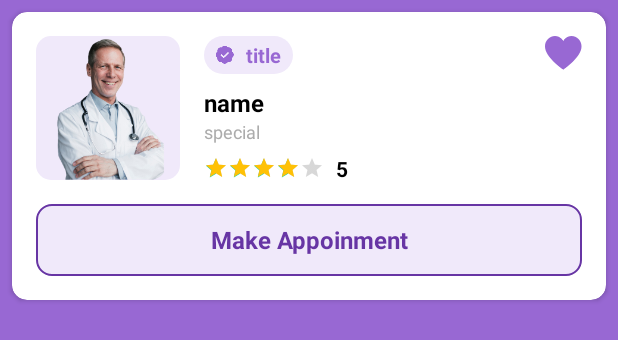
After one commit to ishiniamanda/DocSchedule-App, an Android app built with Jetpack Compose: the layout viewholder_top_doctor2.xml on its own in the app's theme, with its tools: preview values and no code run, on a phone screen of 412 x 824 dp. The commit adds this screen. Shown: the top 340 px of the screen. Run offline under Robolectric (Android 15) with nearby library versions, the phone set to English and light mode, and no system bars.

Commit message:
Add doctor list frontend UI

```diff
--- a/app/src/main/AndroidManifest.xml
+++ b/app/src/main/AndroidManifest.xml
@@ -11,6 +11,9 @@
         android:roundIcon="@mipmap/ic_launcher_round"
         android:supportsRtl="true"
         android:theme="@style/Theme.DocSchedule">
+        <activity
+            android:name=".Activity.TopDoctorsActivity"
+            android:exported="false" />
         <activity
             android:name=".Activity.DetailActivity"
             android:exported="false" />
--- /dev/null
+++ b/app/src/main/res/drawable/light_purple_bg_full_corner.xml
@@ -0,0 +1,9 @@
+<?xml version="1.0" encoding="utf-8"?>
+<selector xmlns:android="http://schemas.android.com/apk/res/android">
+    <item>
+        <shape android:shape="rectangle">
+            <corners android:radius="100dp"/>
+            <solid android:color="@color/lightPurple"/>
+        </shape>
+    </item>
+</selector>
--- /dev/null
+++ b/app/src/main/res/drawable/purple_button_stroke.xml
@@ -0,0 +1,10 @@
+<?xml version="1.0" encoding="utf-8"?>
+<selector xmlns:android="http://schemas.android.com/apk/res/android">
+<item>
+    <shape android:shape="rectangle">
+        <solid android:color="@color/lightPurple"/>
+        <corners android:radius="10dp"/>
+        <stroke android:width="1dp" android:color="@color/darkPurple"/>
+    </shape>
+</item>
+</selector>
--- a/app/src/main/res/layout/activity_detail.xml
+++ b/app/src/main/res/layout/activity_detail.xml
@@ -315,6 +315,7 @@ android:layout_marginStart="16dp"
                             </LinearLayout>
 
                             <LinearLayout
+                                android:id="@+id/callBtn"
                                 android:layout_width="0dp"
                                 android:layout_height="wrap_content"
                                 android:layout_weight="0.2"
@@ -331,7 +332,6 @@ android:layout_marginStart="16dp"
 
                                 <TextView
 
-                                    android:id="@+id/callBtn"
                                     android:layout_width="match_parent"
                                     android:layout_height="wrap_content"
                                     android:layout_marginTop="8dp"
--- /dev/null
+++ b/app/src/main/res/layout/viewholder_top_doctor2.xml
@@ -0,0 +1,113 @@
+<?xml version="1.0" encoding="utf-8"?>
+<androidx.cardview.widget.CardView xmlns:android="http://schemas.android.com/apk/res/android"
+    xmlns:app="http://schemas.android.com/apk/res-auto"
+    android:layout_width="match_parent"
+    android:layout_height="wrap_content"
+    android:layout_margin="8dp"
+    android:background="#FFFFFF"
+    app:cardCornerRadius="10dp">
+
+    <androidx.constraintlayout.widget.ConstraintLayout
+        android:layout_width="match_parent"
+        android:layout_height="wrap_content"
+        android:layout_margin="16dp">
+
+        <ImageView
+            android:id="@+id/img"
+            android:layout_width="96dp"
+            android:layout_height="96dp"
+            android:background="@drawable/light_purple_bg"
+            app:layout_constraintStart_toStartOf="parent"
+            app:layout_constraintTop_toTopOf="parent"
+            app:srcCompat="@drawable/doctor" />
+
+        <TextView
+            android:id="@+id/degreeTxt"
+            android:layout_width="wrap_content"
+            android:layout_height="25dp"
+            android:layout_marginStart="16dp"
+            android:background="@drawable/light_purple_bg_full_corner"
+            android:drawableStart="@drawable/tick"
+            android:drawablePadding="8dp"
+            android:gravity="center"
+            android:paddingStart="8dp"
+            android:paddingEnd="8dp"
+            android:text="title"
+            android:textColor="@color/purple"
+            android:textSize="13sp"
+            android:textStyle="bold"
+            app:layout_constraintStart_toEndOf="@+id/img"
+            app:layout_constraintTop_toTopOf="parent" />
+
+        <TextView
+            android:id="@+id/nameTxt"
+            android:layout_width="0dp"
+            android:layout_height="wrap_content"
+            android:layout_marginTop="8dp"
+            android:text="name"
+            android:textColor="@color/black"
+            android:textSize="16sp"
+            android:textStyle="bold"
+            app:layout_constraintEnd_toEndOf="parent"
+            app:layout_constraintStart_toStartOf="@+id/degreeTxt"
+            app:layout_constraintTop_toBottomOf="@+id/degreeTxt" />
+
+        <TextView
+            android:id="@+id/specialTxt"
+            android:layout_width="0dp"
+            android:layout_height="wrap_content"
+            android:text="special"
+            android:textColor="@color/gray"
+            android:textSize="12sp"
+            app:layout_constraintEnd_toEndOf="parent"
+            app:layout_constraintStart_toStartOf="@+id/nameTxt"
+            app:layout_constraintTop_toBottomOf="@+id/nameTxt" />
+
+        <RatingBar
+            android:id="@+id/ratingBar2"
+            style="?attr/ratingBarStyleSmall"
+            android:layout_width="wrap_content"
+            android:layout_height="wrap_content"
+            android:numStars="5"
+            android:progress="5"
+            android:progressTint="#ffc106"
+            android:rating="4"
+            app:layout_constraintBottom_toBottomOf="@+id/img"
+            app:layout_constraintStart_toStartOf="@+id/specialTxt" />
+
+        <TextView
+            android:id="@+id/scoreTxt"
+            android:layout_width="wrap_content"
+            android:layout_height="wrap_content"
+            android:layout_marginStart="8dp"
+            android:text="5"
+            android:textColor="@color/black"
+            android:textStyle="bold"
+            app:layout_constraintBottom_toBottomOf="@+id/ratingBar2"
+            app:layout_constraintStart_toEndOf="@+id/ratingBar2"
+            app:layout_constraintTop_toTopOf="@+id/ratingBar2" />
+
+        <androidx.appcompat.widget.AppCompatButton
+            android:id="@+id/makeBtn"
+            style="@android:style/Widget.Button"
+            android:layout_width="0dp"
+            android:layout_height="wrap_content"
+            android:layout_marginTop="16dp"
+            android:background="@drawable/purple_button_stroke"
+            android:text="Make Appoinment"
+            android:textColor="@color/darkPurple"
+            android:textSize="16sp"
+            android:textStyle="bold"
+            app:layout_constraintEnd_toEndOf="parent"
+            app:layout_constraintStart_toStartOf="parent"
+            app:layout_constraintTop_toBottomOf="@+id/img" />
+
+        <ImageView
+            android:id="@+id/favBtn"
+            android:layout_width="wrap_content"
+            android:layout_height="wrap_content"
+            app:layout_constraintEnd_toEndOf="parent"
+            app:layout_constraintTop_toTopOf="parent"
+            app:srcCompat="@drawable/fav_bold" />
+    </androidx.constraintlayout.widget.ConstraintLayout>
+</androidx.cardview.widget.CardView>
```
Also changed, not shown: app/src/main/java/com/nibm/docschedule/Activity/DetailActivity.kt (+69 -7 lines), app/src/main/java/com/nibm/docschedule/Activity/TopDoctorsActivity.kt (added, +21 -0 lines), app/src/main/java/com/nibm/docschedule/Adapter/TopDoctorAdapter.kt (+8 -0 lines), app/src/main/res/layout/activity_top_doctors.xml (added, +40 -0 lines).
